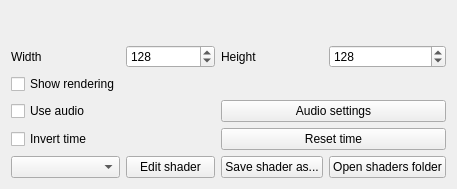
The window that Effects/Shaders/Shaders.ui (cgytrus/OpenRGBEffectsPlugin) describes before a commit, drawn with Qt 5.
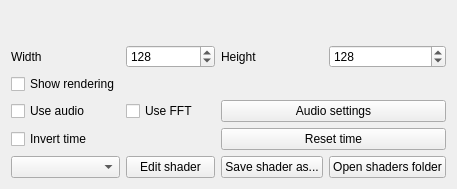
The same window after the commit.

Patch:
```diff
--- a/Effects/Shaders/Shaders.ui
+++ b/Effects/Shaders/Shaders.ui
@@ -51,13 +51,20 @@
      </property>
     </widget>
    </item>
-   <item row="3" column="0" colspan="2">
+   <item row="3" column="0">
     <widget class="QCheckBox" name="use_audio">
      <property name="text">
       <string>Use audio</string>
      </property>
     </widget>
    </item>
+   <item row="3" column="1">
+    <widget class="QCheckBox" name="use_fft">
+     <property name="text">
+      <string>Use FFT</string>
+     </property>
+    </widget>
+   </item>
    <item row="1" column="3">
     <widget class="QSpinBox" name="height">
      <property name="minimum">
```
